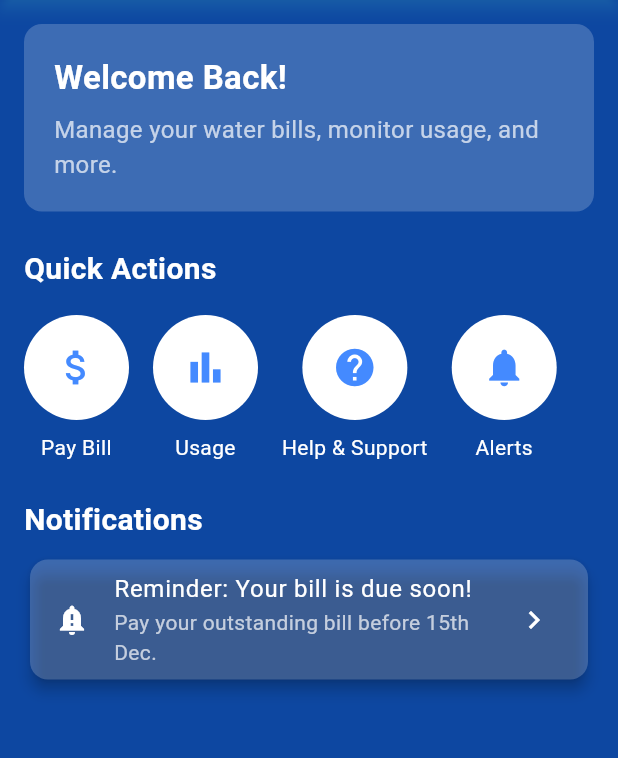
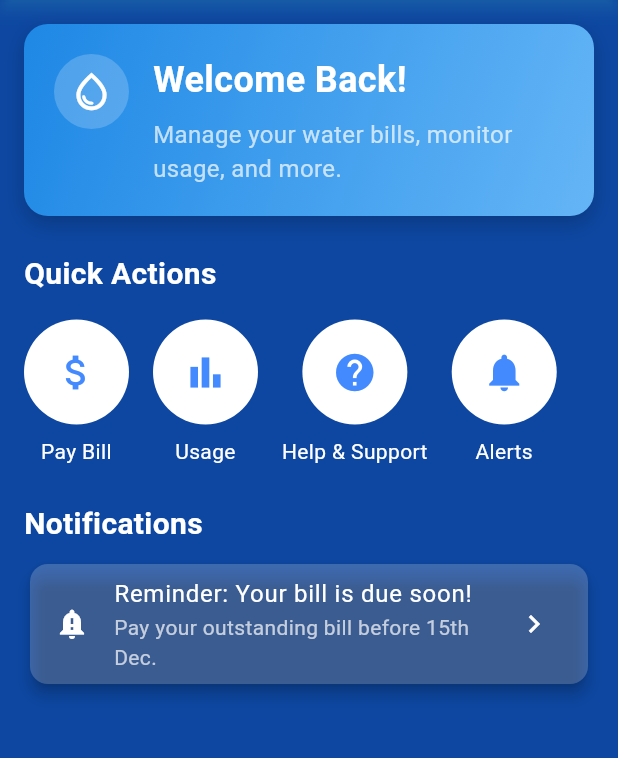
Before and after one commit to NexusGKSoftwares/pure_waters_app, a Flutter app: the screen it shows after launch, on a phone screen of 412 x 824 dp, the part 84-842 px from its top. Run offline on Flutter 3.47's test engine with Material 3 defaults, Android fonts, the phone set to English and light mode, and no system bars.

Commit message:
Gradient Background: Added a gradient for a modern look. Shadow Effect: Added a subtle shadow to create depth. Icon: Included a water-related icon to make the banner visually informative. Layout: Used Row to add an icon beside the text, enhancing the structure. Rounded Corners: Increased border radius for a softer and modern feel. Circle Avatar: Placed the icon inside a circular background to draw attention.

```diff
--- a/lib/screens/dashboard_screen.dart
+++ b/lib/screens/dashboard_screen.dart
@@ -98,22 +98,48 @@ class DashboardScreen extends StatelessWidget {
     );
   }
 
-  // Welcome Banner Widget
+
+
   Widget _buildWelcomeBanner() {
     return Container(
       width: double.infinity,
       padding: const EdgeInsets.all(20.0),
       decoration: BoxDecoration(
-        color: Colors.white.withOpacity(0.2), // Slight transparency for effect
-        borderRadius: BorderRadius.circular(12),
+        gradient: LinearGradient(
+          colors: [Colors.blue.shade600, Colors.blue.shade300],
+          begin: Alignment.topLeft,
+          end: Alignment.bottomRight,
         ),
-      child: const Column(
+        borderRadius: BorderRadius.circular(16),
+        boxShadow: [
+          BoxShadow(
+            color: Colors.black.withOpacity(0.2),
+            blurRadius: 10,
+            offset: const Offset(0, 5),
+          ),
+        ],
+      ),
+      child: Row(
+        crossAxisAlignment: CrossAxisAlignment.start,
+        children: [
+          CircleAvatar(
+            radius: 25,
+            backgroundColor: Colors.white.withOpacity(0.2),
+            child: const Icon(
+              Icons.water_drop_outlined,
+              color: Colors.white,
+              size: 30,
+            ),
+          ),
+          const SizedBox(width: 16),
+          const Expanded(
+            child: Column(
               crossAxisAlignment: CrossAxisAlignment.start,
               children: [
                 Text(
                   'Welcome Back!',
                   style: TextStyle(
-              fontSize: 22,
+                    fontSize: 24,
                     color: Colors.white,
                     fontWeight: FontWeight.bold,
                   ),
@@ -122,6 +148,9 @@ class DashboardScreen extends StatelessWidget {
                 Text(
                   'Manage your water bills, monitor usage, and more.',
                   style: TextStyle(fontSize: 16, color: Colors.white70),
+                ),
+              ],
+            ),
           ),
         ],
       ),
```
Lines whose indentation alone changed are shown as unchanged.
